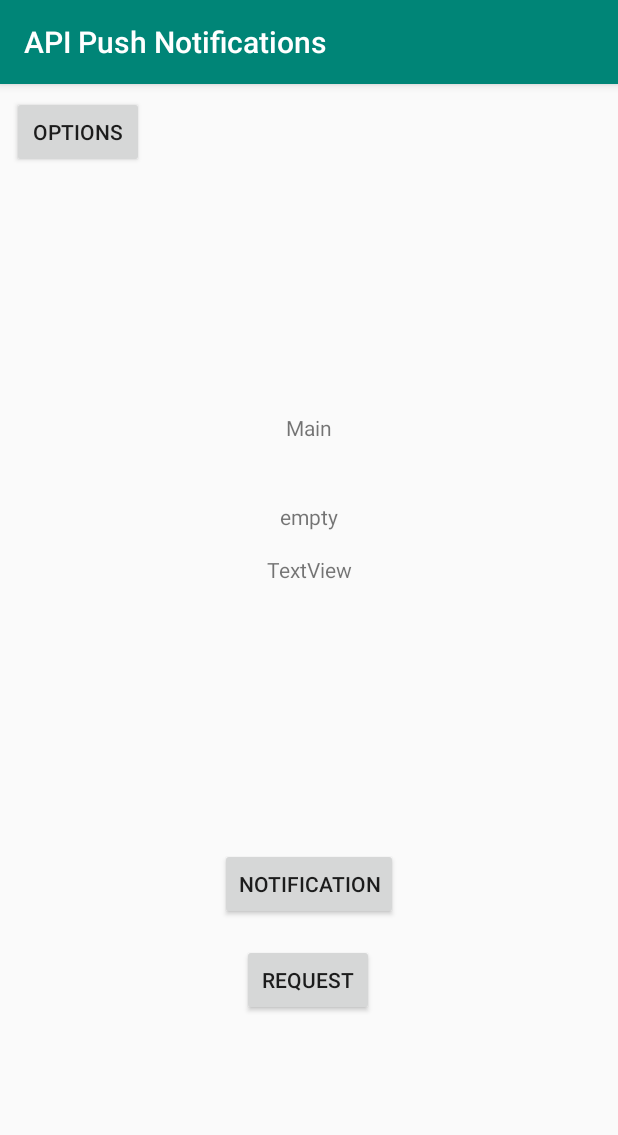
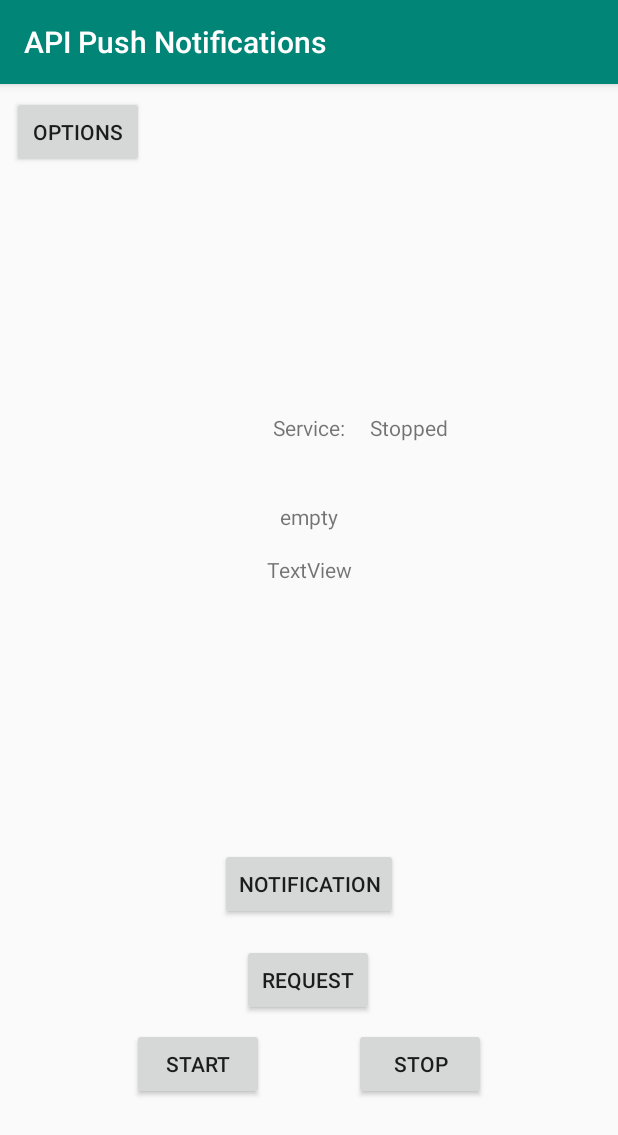
Before and after one commit to viktorholk/push-notifications-api, an Android app: the MainActivity screen opened directly, with no data from a screen before it, on a phone screen of 412 x 824 dp. Shown: the top 1135 px of the screen. Run offline under Robolectric (Android 15) with nearby library versions, the phone set to English and light mode, and no system bars; our stand-ins replace Volley.

Commit message:
AppService

```diff
--- a/android/app/src/main/AndroidManifest.xml
+++ b/android/app/src/main/AndroidManifest.xml
@@ -1,7 +1,10 @@
 <?xml version="1.0" encoding="utf-8"?>
 <manifest xmlns:android="http://schemas.android.com/apk/res/android"
     package="com.tactoctical.apipushnotifications">
+    <uses-permission android:name="android.permission.FOREGROUND_SERVICE"/>
     <uses-permission android:name="android.permission.INTERNET" />
+    <uses-permission android:name="android.permission.WAKE_LOCK"/>
+    <uses-permission android:name="android.permission.VIBRATE"/>
 
     <application
         android:allowBackup="true"
@@ -10,7 +13,7 @@
         android:roundIcon="@mipmap/ic_launcher_round"
         android:supportsRtl="true"
         android:theme="@style/AppTheme">
-        <service android:name=".AppService" />
+        <service android:enabled="true" android:name=".AppService" />
 
         <activity android:name=".OptionsActivity"/>
         <activity android:name=".MainActivity">
--- a/android/app/src/main/java/com/tactoctical/apipushnotifications/MainActivity.java
+++ b/android/app/src/main/java/com/tactoctical/apipushnotifications/MainActivity.java
@@ -6,10 +6,12 @@ import com.android.volley.toolbox.JsonObjectRequest;
 
 import androidx.appcompat.app.AppCompatActivity;
 
+import android.app.ActivityManager;
 import android.content.Context;
 import android.content.Intent;
 import android.content.SharedPreferences;
 import android.os.Bundle;
+import android.util.Log;
 import android.view.View;
 import android.widget.Button;
 import android.widget.TextView;
@@ -86,9 +88,47 @@ public class MainActivity extends AppCompatActivity {
                     }
                 }
         );
+        final Intent intent = new Intent(this, AppService.class);
 
-        // Start service
-        Intent intent = new Intent(this, AppService.class);
-        startForegroundService(intent);
+        final TextView serviceStatus = findViewById(R.id.serviceStatus);
+
+        Button startButton = findViewById(R.id.startButton);
+        startButton.setOnClickListener(new View.OnClickListener() {
+            @Override
+            public void onClick(View view) {
+                // Start service
+                startForegroundService(intent);
+                serviceStatus.setText("Running");
+            }
+        });
+
+        Button stopButton = findViewById(R.id.stopButton);
+        stopButton.setOnClickListener(new View.OnClickListener() {
+            @Override
+            public void onClick(View view) {
+                stopService(intent);
+                serviceStatus.setText("Stopped");
+            }
+        });
+
+        if (isServiceRunning(AppService.class)){
+            serviceStatus.setText("Running");
+        }
+        else{
+            serviceStatus.setText("Stopped");
+        }
+
+    }
+
+    private boolean isServiceRunning(Class<?> serviceClass) {
+        ActivityManager manager = (ActivityManager) getSystemService(Context.ACTIVITY_SERVICE);
+        for (ActivityManager.RunningServiceInfo service : manager.getRunningServices(Integer.MAX_VALUE)) {
+            if (serviceClass.getName().equals(service.service.getClassName())) {
+                Log.i ("Service status", "Running");
+                return true;
+            }
+        }
+        Log.i ("Service status", "Not running");
+        return false;
     }
 }
--- a/android/app/src/main/res/layout/activity_main.xml
+++ b/android/app/src/main/res/layout/activity_main.xml
@@ -10,10 +10,24 @@
         android:id="@+id/textView"
         android:layout_width="wrap_content"
         android:layout_height="wrap_content"
-        android:text="Main"
+        android:text="Service:"
         app:layout_constraintBottom_toBottomOf="parent"
         app:layout_constraintLeft_toLeftOf="parent"
         app:layout_constraintRight_toRightOf="parent"
+        app:layout_constraintTop_toTopOf="parent"
+        app:layout_constraintVertical_bias="0.293" />
+
+    <TextView
+        android:id="@+id/serviceStatus"
+        android:layout_width="wrap_content"
+        android:layout_height="wrap_content"
+        android:layout_marginStart="16dp"
+        android:text="X"
+        app:layout_constraintBottom_toBottomOf="parent"
+        app:layout_constraintHorizontal_bias="0.732"
+        app:layout_constraintLeft_toLeftOf="parent"
+        app:layout_constraintRight_toRightOf="parent"
+        app:layout_constraintStart_toEndOf="@+id/textView"
         app:layout_constraintTop_toTopOf="parent"
         app:layout_constraintVertical_bias="0.293" />
 
@@ -78,5 +92,25 @@
         app:layout_constraintStart_toStartOf="parent"
         app:layout_constraintTop_toBottomOf="@+id/notificationButton" />
 
+    <Button
+        android:id="@+id/startButton"
+        android:layout_width="wrap_content"
+        android:layout_height="wrap_content"
+        android:layout_marginStart="88dp"
+        android:layout_marginTop="8dp"
+        android:text="Start"
+        app:layout_constraintStart_toStartOf="parent"
+        app:layout_constraintTop_toBottomOf="@+id/requestButton" />
+
+    <Button
+        android:id="@+id/stopButton"
+        android:layout_width="wrap_content"
+        android:layout_height="wrap_content"
+        android:layout_marginTop="8dp"
+        android:layout_marginEnd="88dp"
+        android:text="stop"
+        app:layout_constraintEnd_toEndOf="parent"
+        app:layout_constraintTop_toBottomOf="@+id/requestButton" />
+
 
 </androidx.constraintlayout.widget.ConstraintLayout>
```
Also changed, not shown: android/app/src/main/java/com/tactoctical/apipushnotifications/AppService.java (+101 -70 lines).
